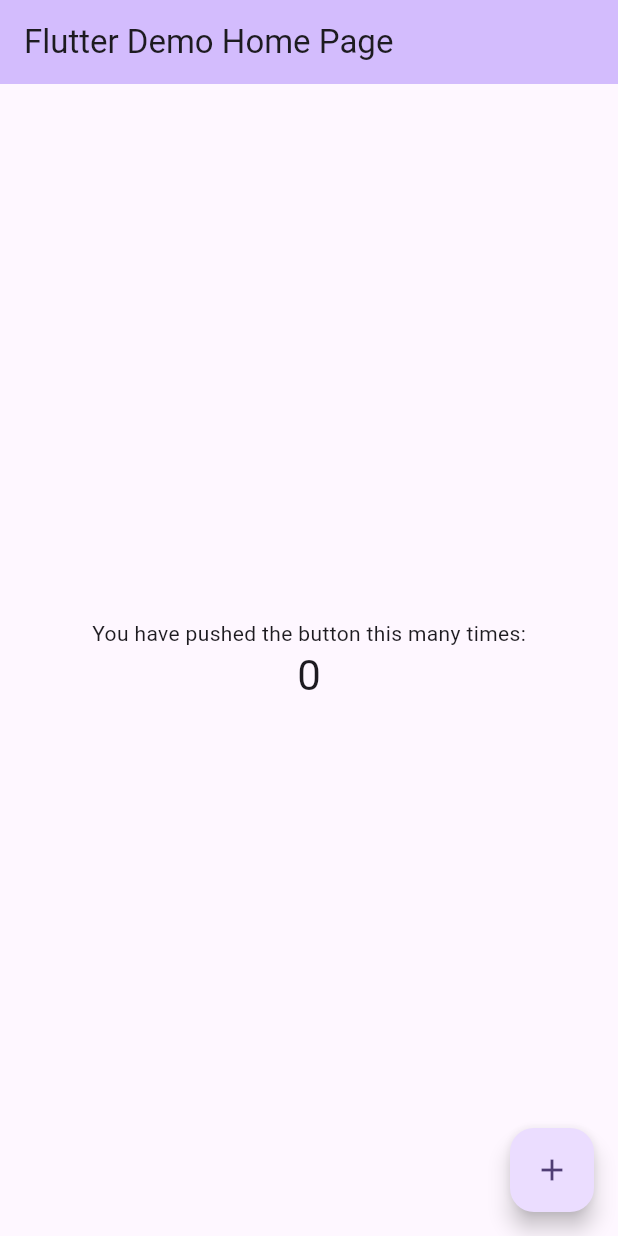
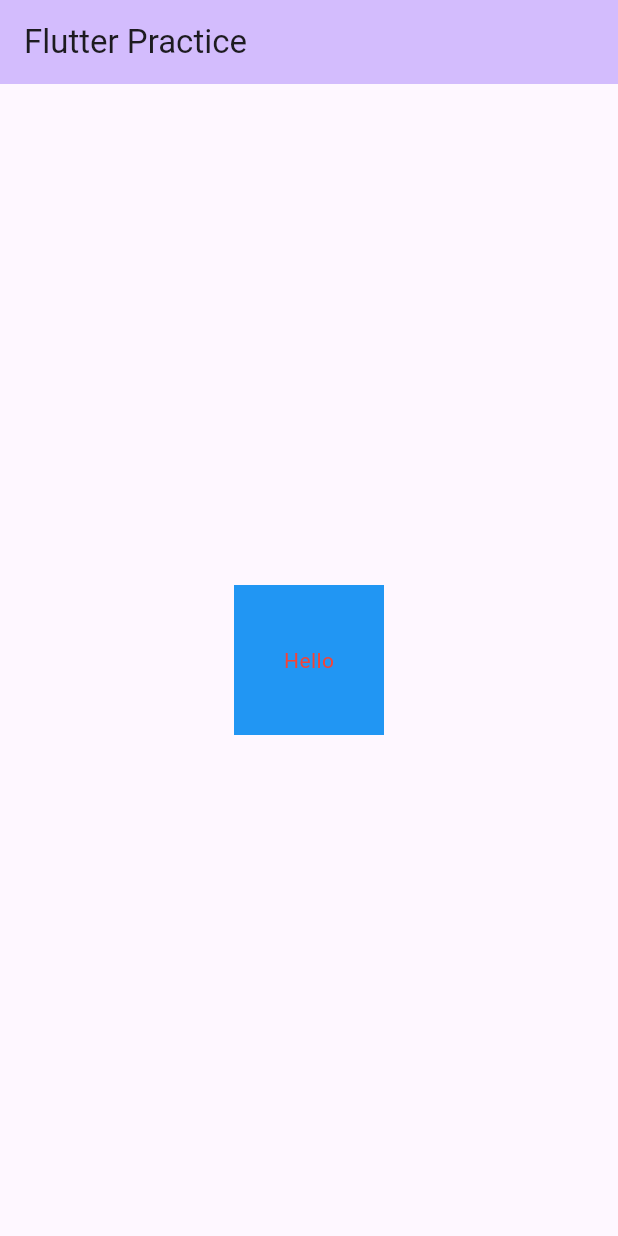
Before and after one commit to firadfd/flutter_learning, a Flutter app: the screen it shows after launch, on a phone screen of 412 x 824 dp. Run offline on Flutter 3.47's test engine with Material 3 defaults, Android fonts, the phone set to English and light mode, and no system bars.

Commit message:
container basic

```diff
--- a/lib/main.dart
+++ b/lib/main.dart
@@ -6,48 +6,22 @@ void main() {
 
 class MyApp extends StatelessWidget {
   const MyApp({super.key});
-
-  // This widget is the root of your application.
   @override
   Widget build(BuildContext context) {
     return MaterialApp(
       title: 'Flutter Demo',
+      debugShowCheckedModeBanner: false,
       theme: ThemeData(
-        // This is the theme of your application.
-        //
-        // TRY THIS: Try running your application with "flutter run". You'll see
-        // the application has a purple toolbar. Then, without quitting the app,
-        // try changing the seedColor in the colorScheme below to Colors.green
-        // and then invoke "hot reload" (save your changes or press the "hot
-        // reload" button in a Flutter-supported IDE, or press "r" if you used
-        // the command line to start the app).
-        //
-        // Notice that the counter didn't reset back to zero; the application
-        // state is not lost during the reload. To reset the state, use hot
-        // restart instead.
-        //
-        // This works for code too, not just values: Most code changes can be
-        // tested with just a hot reload.
         colorScheme: ColorScheme.fromSeed(seedColor: Colors.deepPurple),
         useMaterial3: true,
       ),
-      home: const MyHomePage(title: 'Flutter Demo Home Page'),
+      home: const MyHomePage(title: 'Flutter Practice'),
     );
   }
 }
 
 class MyHomePage extends StatefulWidget {
   const MyHomePage({super.key, required this.title});
-
-  // This widget is the home page of your application. It is stateful, meaning
-  // that it has a State object (defined below) that contains fields that affect
-  // how it looks.
-
-  // This class is the configuration for the state. It holds the values (in this
-  // case the title) provided by the parent (in this case the App widget) and
-  // used by the build method of the State. Fields in a Widget subclass are
-  // always marked "final".
-
   final String title;
 
   @override
@@ -55,71 +29,23 @@ class MyHomePage extends StatefulWidget {
 }
 
 class _MyHomePageState extends State<MyHomePage> {
-  int _counter = 0;
-
-  void _incrementCounter() {
-    setState(() {
-      // This call to setState tells the Flutter framework that something has
-      // changed in this State, which causes it to rerun the build method below
-      // so that the display can reflect the updated values. If we changed
-      // _counter without calling setState(), then the build method would not be
-      // called again, and so nothing would appear to happen.
-      _counter++;
-    });
-  }
-
   @override
   Widget build(BuildContext context) {
-    // This method is rerun every time setState is called, for instance as done
-    // by the _incrementCounter method above.
-    //
-    // The Flutter framework has been optimized to make rerunning build methods
-    // fast, so that you can just rebuild anything that needs updating rather
-    // than having to individually change instances of widgets.
     return Scaffold(
-      appBar: AppBar(
-        // TRY THIS: Try changing the color here to a specific color (to
-        // Colors.amber, perhaps?) and trigger a hot reload to see the AppBar
-        // change color while the other colors stay the same.
-        backgroundColor: Theme.of(context).colorScheme.inversePrimary,
-        // Here we take the value from the MyHomePage object that was created by
-        // the App.build method, and use it to set our appbar title.
-        title: Text(widget.title),
-      ),
-      body: Center(
-        // Center is a layout widget. It takes a single child and positions it
-        // in the middle of the parent.
-        child: Column(
-          // Column is also a layout widget. It takes a list of children and
-          // arranges them vertically. By default, it sizes itself to fit its
-          // children horizontally, and tries to be as tall as its parent.
-          //
-          // Column has various properties to control how it sizes itself and
-          // how it positions its children. Here we use mainAxisAlignment to
-          // center the children vertically; the main axis here is the vertical
-          // axis because Columns are vertical (the cross axis would be
-          // horizontal).
-          //
-          // TRY THIS: Invoke "debug painting" (choose the "Toggle Debug Paint"
-          // action in the IDE, or press "p" in the console), to see the
-          // wireframe for each widget.
-          mainAxisAlignment: MainAxisAlignment.center,
-          children: <Widget>[
-            const Text(
-              'You have pushed the button this many times:',
-            ),
-            Text(
-              '$_counter',
-              style: Theme.of(context).textTheme.headlineMedium,
-            ),
-          ],
+        appBar: AppBar(
+          backgroundColor: Theme.of(context).colorScheme.inversePrimary,
+          title: Text(widget.title),
         ),
-      ),
-      floatingActionButton: FloatingActionButton(
-        onPressed: _incrementCounter,
-        tooltip: 'Increment',
-        child: const Icon(Icons.add),
-      ), // This trailing comma makes auto-formatting nicer for build methods.
-    );
+        body: Center(
+          child: Container(
+              width: 100,
+              height: 100,
+              color: Colors.blue,
+              child: const Center(
+                  child: Text(
+                "Hello",
+                style: TextStyle(color: Colors.red),
+              ))),
+        ));
   }
 }
```
